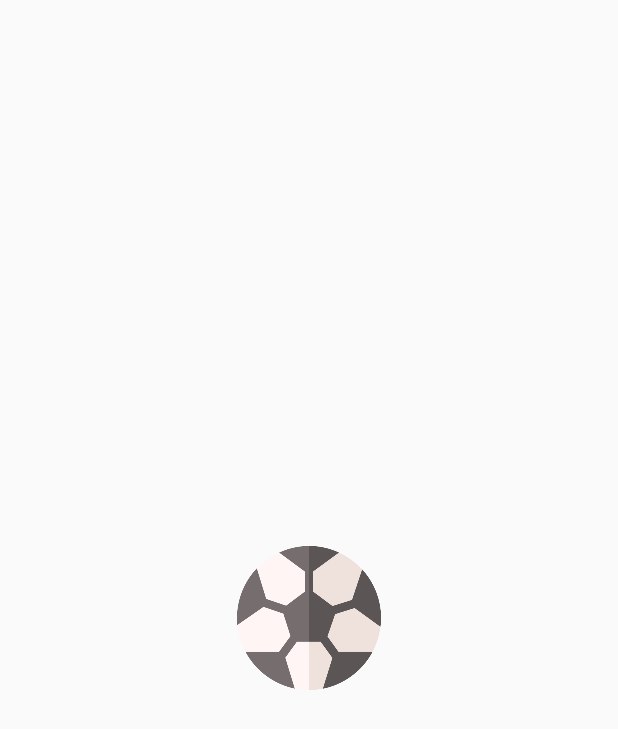
After one commit to viniciusgasparin/PlacarApp, an Android app: the layout activity_splash.xml on its own in the app's theme, with its tools: preview values and no code run, on a phone screen of 412 x 824 dp. The commit adds this screen. Shown: the top 729 px of the screen. Run offline under Robolectric (Android 15) with nearby library versions, the phone set to English and light mode, and no system bars.

Commit message:
viewModel e liveData

```diff
--- a/app/src/main/AndroidManifest.xml
+++ b/app/src/main/AndroidManifest.xml
@@ -10,13 +10,16 @@
         android:supportsRtl="true"
         android:theme="@style/AppTheme">
         <activity android:name=".ClubesActivity">
+
+        </activity>
+        <activity android:name=".PlacarActivity" />
+        <activity android:name=".SplashActivity">
             <intent-filter>
                 <action android:name="android.intent.action.MAIN" />
 
                 <category android:name="android.intent.category.LAUNCHER" />
             </intent-filter>
         </activity>
-        <activity android:name=".PlacarActivity"></activity>
     </application>
 
 </manifest>
--- /dev/null
+++ b/app/src/main/res/layout/activity_splash.xml
@@ -0,0 +1,18 @@
+<?xml version="1.0" encoding="utf-8"?>
+<android.support.constraint.ConstraintLayout xmlns:android="http://schemas.android.com/apk/res/android"
+    xmlns:app="http://schemas.android.com/apk/res-auto"
+    xmlns:tools="http://schemas.android.com/tools"
+    android:layout_width="match_parent"
+    android:layout_height="match_parent"
+    tools:context=".SplashActivity">
+
+    <ImageView
+        android:id="@+id/ivLogo"
+        android:layout_width="96dp"
+        android:layout_height="96dp"
+        app:layout_constraintBottom_toBottomOf="parent"
+        app:layout_constraintEnd_toEndOf="parent"
+        app:layout_constraintStart_toStartOf="parent"
+        app:layout_constraintTop_toTopOf="parent"
+        app:srcCompat="@drawable/soccer" />
+</android.support.constraint.ConstraintLayout>
--- a/app/src/main/res/values/strings.xml
+++ b/app/src/main/res/values/strings.xml
@@ -7,4 +7,6 @@
     <string name="hint_Away">Type away name</string>
     <string name="label_start">Start Game</string>
     <string name="label_dev_by">Development by SCJ Fiap</string>
+
+    <string name="message_to_share">The game between %1$s and %2$s was %3$d x %4$d</string>
 </resources>
```
Also changed, not shown: app/src/main/java/br/com/fiap/placarapp/PlacarActivity.kt (+19 -0 lines), app/src/main/java/br/com/fiap/placarapp/PlacarViewModel.kt (+8 -0 lines), app/src/main/java/br/com/fiap/placarapp/SplashActivity.kt (added, +40 -0 lines), app/src/main/java/br/com/fiap/placarapp/SplashViewModel.kt (added, +22 -0 lines), app/src/main/res/anim/splash.xml (added, +9 -0 lines), app/src/main/res/layout/activity_placar.xml (+20 -0 lines), app/src/main/res/drawable/soccer.png (added), 1 other file.
